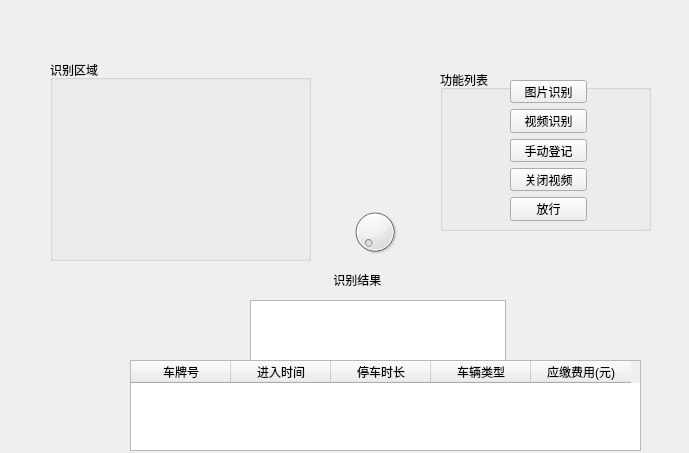
The window that Python_tensorflow_LicensePlate/front/KnowTest.ui (handsomeyaqiang/plate_number_of_company_parking_lot) describes before a commit, drawn with Qt 5.
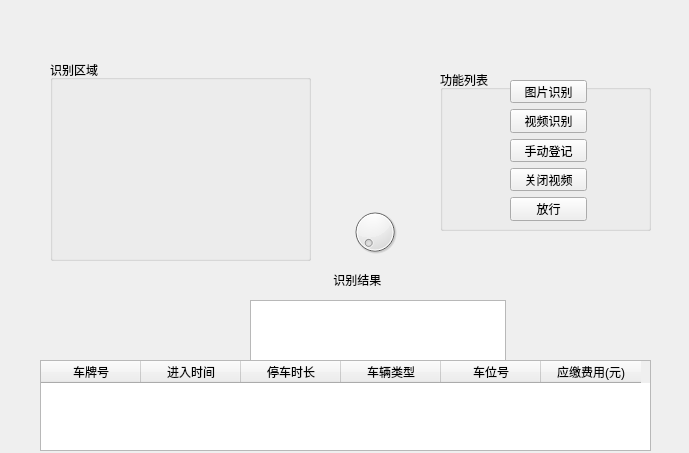
The same window after the commit.

Commit message: 公司停车场检测界面，添加了显示所停车辆的车位号

Patch:
```diff
--- a/Python_tensorflow_LicensePlate/front/KnowTest.ui
+++ b/Python_tensorflow_LicensePlate/front/KnowTest.ui
@@ -148,9 +148,9 @@
   <widget class="QTableWidget" name="tableWidget">
    <property name="geometry">
     <rect>
-     <x>130</x>
+     <x>40</x>
      <y>360</y>
-     <width>511</width>
+     <width>611</width>
      <height>91</height>
     </rect>
    </property>
@@ -174,6 +174,11 @@
      <string>车辆类型</string>
     </property>
    </column>
+   <column>
+    <property name="text">
+     <string>车位号</string>
+    </property>
+   </column>
    <column>
     <property name="text">
      <string>应缴费用(元)</string>
```
The commit also changes 1 other file.
